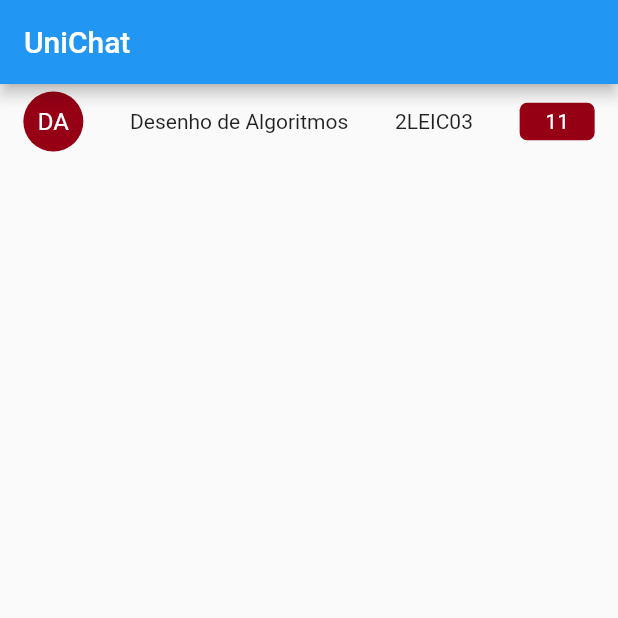
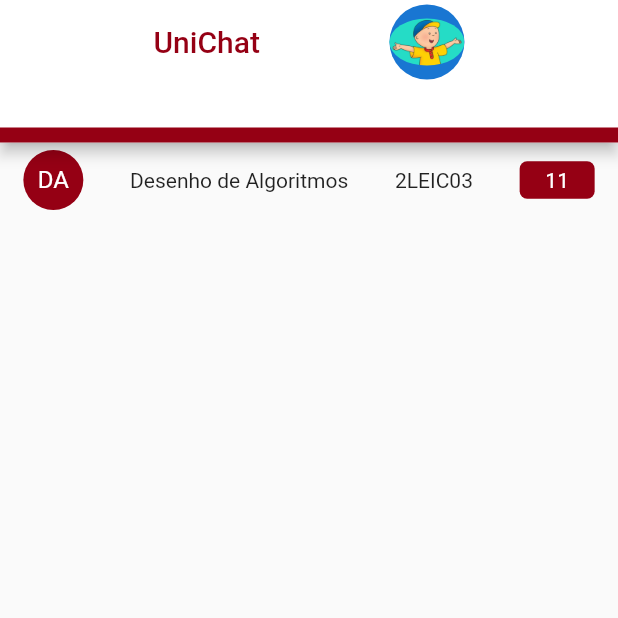
Before and after one commit to afs202005277/UniChat, a Flutter app: the screen it shows after launch, on a phone screen of 412 x 824 dp, the top half of it. Run offline on Flutter 3.47's test engine with Material 2 defaults, Android fonts, the phone set to English and light mode, and no system bars.

Commit message:
Trying to make the photo round

```diff
--- a/VerticalProt/vertical_prototype/lib/AllChatsDisplay.dart
+++ /dev/null
@@ -1,12 +0,0 @@
-import 'package:flutter/material.dart';
-import 'SingleChatDisplay.dart';
-
-class AllChatsDisplay extends StatelessWidget {
-  @override
-  Widget build(BuildContext context) {
-    return Scaffold(
-        appBar: AppBar(title: const Text('UniChat')),
-        body: SingleChatDisplay(),
-        );
-  }
-}
--- a/VerticalProt/vertical_prototype/lib/SingleChatDisplay.dart
+++ /dev/null
@@ -1,41 +0,0 @@
-import 'package:flutter/material.dart';
-
-class SingleChatDisplay extends StatelessWidget {
-  @override
-  Widget build(BuildContext context) {
-    return Row(
-      mainAxisAlignment: MainAxisAlignment.spaceAround,
-      children: [
-        Container(
-            height: 50,
-            child: CircleAvatar(
-              backgroundColor: Color.fromRGBO(149, 0, 20, 1.0),
-              child: Center(
-                child: Text(
-                  "DA",
-                  style: TextStyle(color: Colors.white),
-                ),
-              ),
-            )),
-        Container(
-          height: 50,
-          child: Align(
-              alignment: Alignment.center,
-              child: Text('Desenho de Algoritmos')),
-        ),
-        Container(
-          height: 50,
-          child: Align(alignment: Alignment.center, child: Text('2LEIC03')),
-        ),
-        Container(
-          height: 25,
-          width: 50,
-          decoration: BoxDecoration(
-              color: Color.fromRGBO(149, 0, 20, 1.0),
-              borderRadius: BorderRadius.circular(5.0)),
-          child: Align(alignment: Alignment.center, child: Text('11', style: TextStyle(color: Colors.white))),
-        )
-      ],
-    );
-  }
-}
--- /dev/null
+++ b/VerticalProt/vertical_prototype/lib/all_chats_display.dart
@@ -0,0 +1,15 @@
+import 'package:flutter/material.dart';
+import 'single_chat_display.dart';
+import 'top_bar.dart';
+
+class AllChatsDisplay extends StatelessWidget {
+  const AllChatsDisplay({Key? key}) : super(key: key);
+
+  @override
+  Widget build(BuildContext context) {
+    return Scaffold(
+        appBar: TopBar('UniChat'),
+        body: SingleChatDisplay('DA', 'Desenho de Algoritmos', '2LEIC03', 11),
+        );
+  }
+}
--- /dev/null
+++ b/VerticalProt/vertical_prototype/lib/image_loader.dart
@@ -0,0 +1,12 @@
+import 'package:flutter/material.dart';
+
+class ImageLoader extends StatelessWidget {
+  final String _assetPath;
+
+  ImageLoader(this._assetPath);
+
+  @override
+  Widget build(BuildContext context) {
+    return Image.asset(_assetPath);
+  }
+}
--- a/VerticalProt/vertical_prototype/lib/main.dart
+++ b/VerticalProt/vertical_prototype/lib/main.dart
@@ -1,6 +1,5 @@
 import 'package:flutter/material.dart';
-import 'package:vertical_prototype/teste.dart';
-import 'AllChatsDisplay.dart';
+import 'all_chats_display.dart';
 
 void main() {
   runApp(const MyApp());
@@ -12,9 +11,8 @@ class MyApp extends StatelessWidget {
   // This widget is the root of your application.
   @override
   Widget build(BuildContext context) {
-    return MaterialApp(
+    return const MaterialApp(
       home: AllChatsDisplay()
-      //home: Teste()
       );
   }
 }
--- /dev/null
+++ b/VerticalProt/vertical_prototype/lib/single_chat_display.dart
@@ -0,0 +1,50 @@
+import 'package:flutter/material.dart';
+
+class SingleChatDisplay extends StatelessWidget {
+  String _sigla, _nomeCompleto, _turma;
+  int _numParticipantes;
+
+  SingleChatDisplay(
+      this._sigla, this._nomeCompleto, this._turma, this._numParticipantes,
+      {Key? key})
+      : super(key: key);
+
+  @override
+  Widget build(BuildContext context) {
+    return Row(
+      mainAxisAlignment: MainAxisAlignment.spaceAround,
+      children: [
+        Container(
+            height: 50,
+            child: CircleAvatar(
+              backgroundColor: Color.fromRGBO(149, 0, 20, 1.0),
+              child: Center(
+                child: Text(
+                  _sigla,
+                  style: TextStyle(color: Colors.white),
+                ),
+              ),
+            )),
+        Container(
+          height: 50,
+          child: Align(alignment: Alignment.center, child: Text(_nomeCompleto)),
+        ),
+        Container(
+          height: 50,
+          child: Align(alignment: Alignment.center, child: Text(_turma)),
+        ),
+        Container(
+          height: 25,
+          width: 50,
+          decoration: BoxDecoration(
+              color: Color.fromRGBO(149, 0, 20, 1.0),
+              borderRadius: BorderRadius.circular(5.0)),
+          child: Align(
+              alignment: Alignment.center,
+              child: Text(_numParticipantes.toString(),
+                  style: TextStyle(color: Colors.white))),
+        )
+      ],
+    );
+  }
+}
--- /dev/null
+++ b/VerticalProt/vertical_prototype/lib/top_bar.dart
@@ -0,0 +1,35 @@
+import 'package:flutter/material.dart';
+import 'image_loader.dart';
+
+class TopBar extends StatelessWidget with PreferredSizeWidget {
+  final String _title;
+
+  TopBar(this._title);
+
+  @override
+  Widget build(BuildContext context) {
+    return AppBar(
+      title: Row(
+          crossAxisAlignment: CrossAxisAlignment.center,
+          mainAxisAlignment: MainAxisAlignment.spaceEvenly,
+          children: [
+            Text(_title),
+            CircleAvatar(
+              radius: 25.0,
+              child: ClipOval(
+                child: Image.asset('assets/images/ruca.jpg'),
+                //borderRadius: BorderRadius.circular(10.0),
+              ),
+            )
+          ]),
+      backgroundColor: Colors.white,
+      foregroundColor: Color.fromRGBO(149, 0, 20, 1),
+      bottom: PreferredSize(
+          preferredSize: Size.fromHeight(10.0),
+          child: Container(color: Color.fromRGBO(149, 0, 20, 1), height: 10.0)),
+    );
+  }
+
+  @override
+  Size get preferredSize => const Size.fromHeight(95.0);
+}
--- a/VerticalProt/vertical_prototype/pubspec.yaml
+++ b/VerticalProt/vertical_prototype/pubspec.yaml
@@ -58,8 +58,8 @@ flutter:
   uses-material-design: true
 
   # To add assets to your application, add an assets section, like this:
-  # assets:
-  #   - images/a_dot_burr.jpeg
+  assets:
+    - assets/images/
   #   - images/a_dot_ham.jpeg
 
   # An image asset can refer to one or more resolution-specific "variants", see
```
Also changed, not shown: VerticalProt/vertical_prototype/assets/images/ruca.jpg (added), VerticalProt/vertical_prototype/flutter_01.png (deleted), 1 other file.
